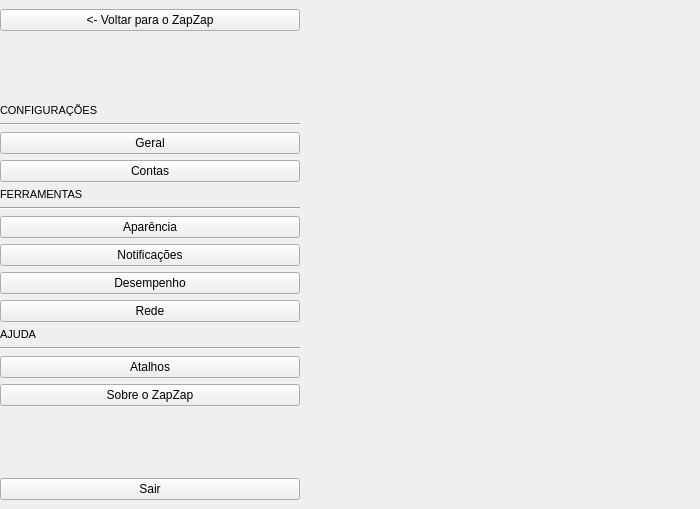
Above: zapzap/ui/ui_settings.ui from rafatosta/zapzap before the change. Below: the same form after it.
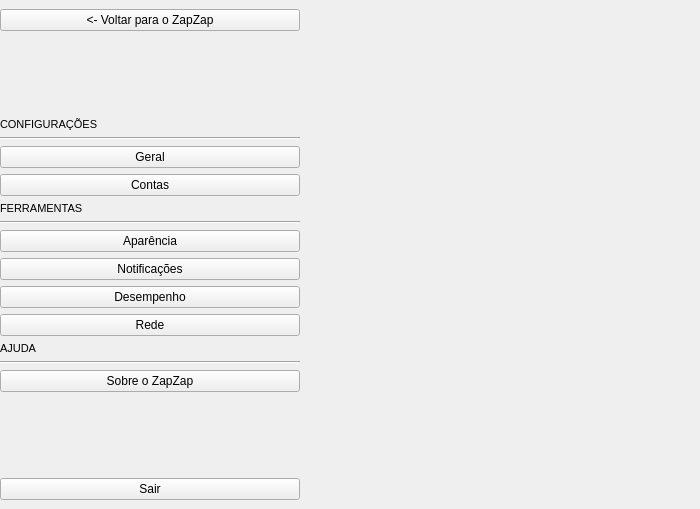
That is the form after the change.

Commit message: Update settings page

```diff
--- a/zapzap/ui/ui_settings.ui
+++ b/zapzap/ui/ui_settings.ui
@@ -208,13 +208,6 @@
            </property>
           </widget>
          </item>
-         <item>
-          <widget class="QPushButton" name="pushButton_10">
-           <property name="text">
-            <string>Atalhos</string>
-           </property>
-          </widget>
-         </item>
          <item>
           <widget class="QPushButton" name="pushButton_9">
            <property name="text">
```
The commit also changes 1 other file.
